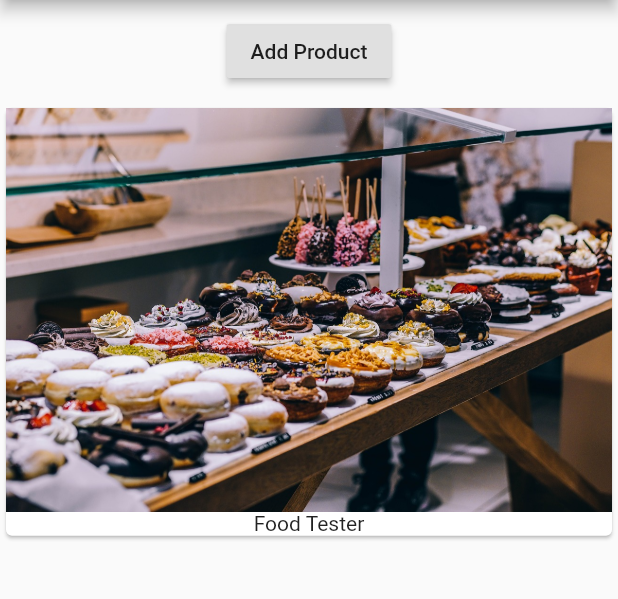
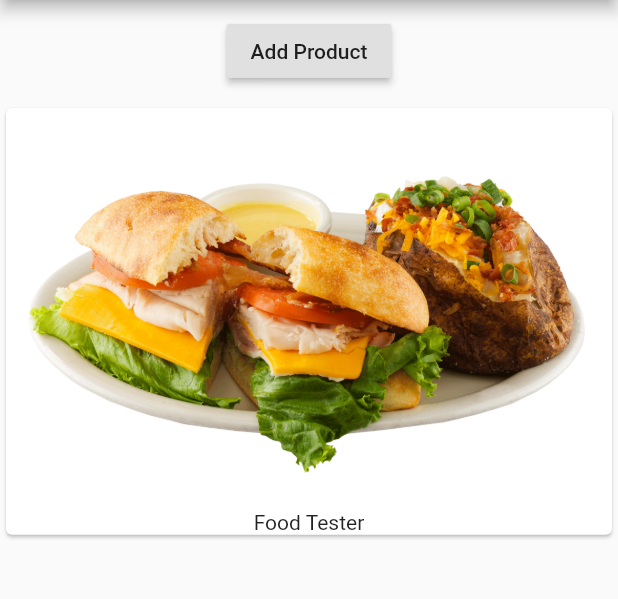
Before and after one commit to yusufbeye/flutter_uts, a Flutter app: the screen it shows after launch, on a phone screen of 412 x 824 dp, the part 84-683 px from its top. Run offline on Flutter 3.47's test engine with Material 2 defaults, Android fonts, the phone set to English and light mode, and no system bars.

Commit message:
first commit

```diff
--- a/lib/products.dart
+++ b/lib/products.dart
@@ -12,7 +12,7 @@ class Products extends StatelessWidget {
             (el) => Card(
                   child: Column(
                     children: <Widget>[
-                      Image.asset('assets/food.jpg'),
+                      Image.asset('assets/food.png'),
                       Text(el),
                     ],
                   ),
--- a/pubspec.yaml
+++ b/pubspec.yaml
@@ -42,7 +42,7 @@ flutter:
 
   # To add assets to your application, add an assets section, like this:
   assets:
-   - assets/food.jpg
+   - assets/food.png
   #  - images/a_dot_ham.jpeg
 
   # An image asset can refer to one or more resolution-specific "variants", see
```
Also changed, not shown: assets/food.png (added).
